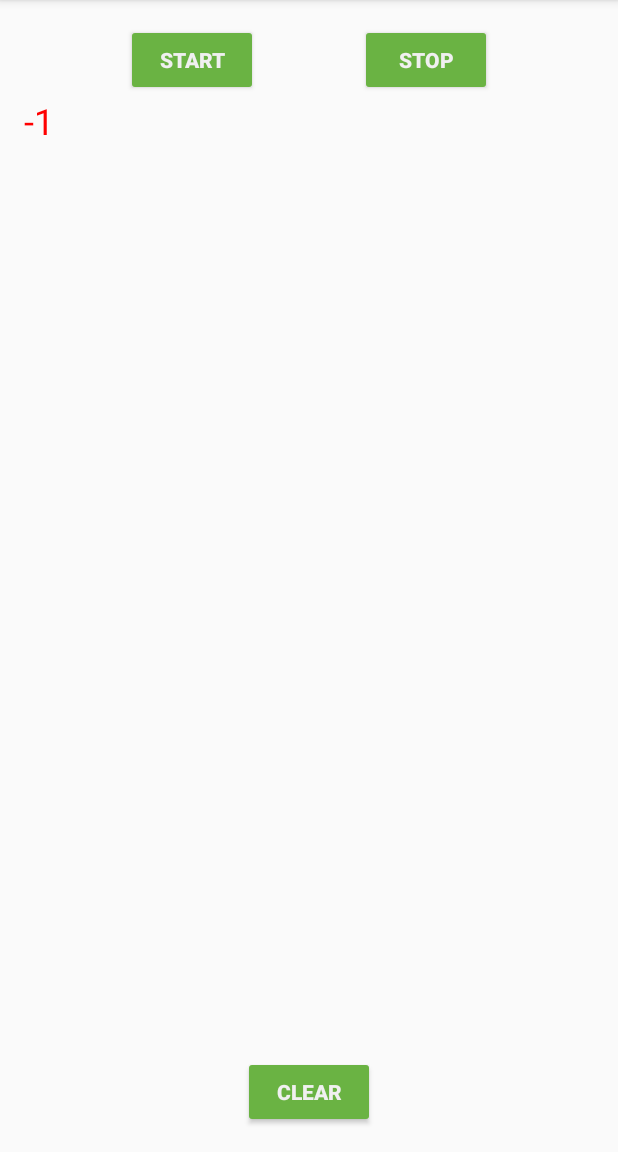
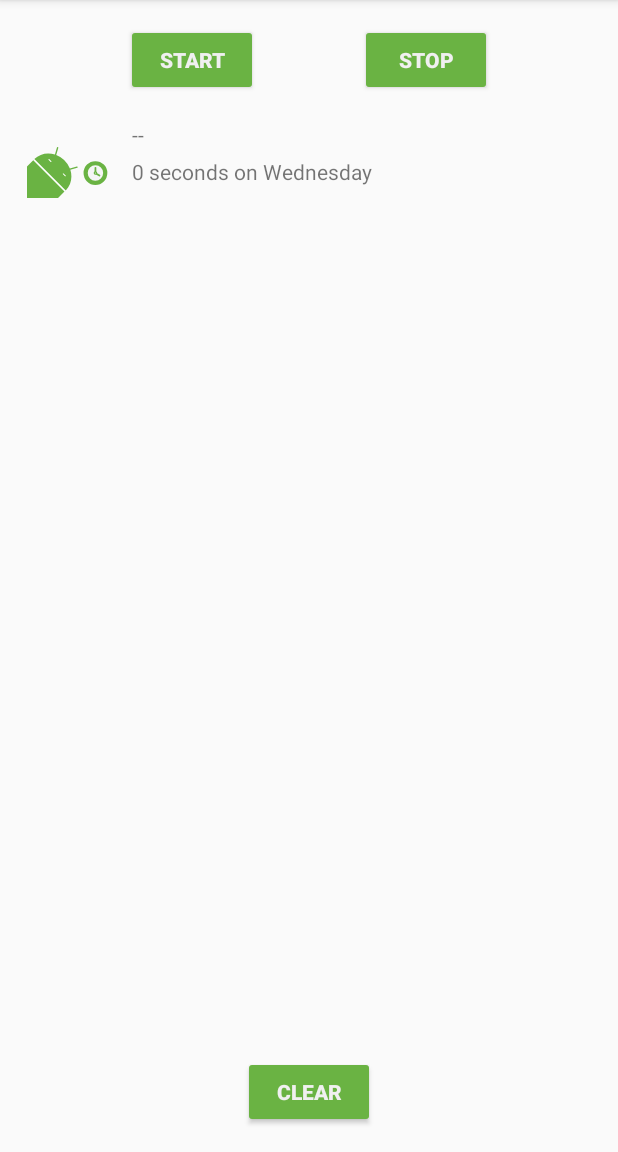
Before and after one commit to lucas-militao/SleepTrackerApp, an Android app: the screen it shows after launch (MainActivity), after a tap on "START", on a phone screen of 412 x 824 dp, the part 84-1236 px from its top. Run offline under Robolectric (Android 15) with nearby library versions, the phone set to English and light mode, and no system bars; our stand-ins replace Room's generated code, data binding; Roboto replaces fonts that are not available here; 3 statements that could not run were skipped.

Commit message:
implemented RecyclerView with a ViewHolder

```diff
--- a/app/src/main/java/com/example/android/trackmysleepquality/Util.kt
+++ b/app/src/main/java/com/example/android/trackmysleepquality/Util.kt
@@ -26,6 +26,8 @@ import androidx.core.text.HtmlCompat
 import androidx.recyclerview.widget.RecyclerView
 import com.example.android.trackmysleepquality.database.SleepNight
 import java.text.SimpleDateFormat
+import java.util.*
+import java.util.concurrent.TimeUnit
 
 /**
  * These functions create a formatted string that can be set in a TextView.
@@ -61,6 +63,45 @@ fun convertNumericQualityToString(quality: Int, resources: Resources): String {
 fun convertLongToDateString(systemTime: Long): String {
     return SimpleDateFormat("EEEE MMM-dd-yyyy' Time: 'HH:mm")
             .format(systemTime).toString()
+}
+
+/**
+ * These functions create a formatted string that can be set in a TextView.
+ */
+private val ONE_MINUTE_MILLIS = TimeUnit.MILLISECONDS.convert(1, TimeUnit.MINUTES)
+private val ONE_HOUR_MILLIS = TimeUnit.MILLISECONDS.convert(1, TimeUnit.HOURS)
+
+
+/**
+ * Convert a duration to a formatted string for display.
+ *
+ * Examples:
+ *
+ * 6 seconds on Wednesday
+ * 2 minutes on Monday
+ * 40 hours on Thursday
+ *
+ * @param startTimeMilli the start of the interval
+ * @param endTimeMilli the end of the interval
+ * @param res resources used to load formatted strings
+ */
+fun convertDurationToFormatted(startTimeMilli: Long, endTimeMilli: Long, res: Resources): String {
+    val durationMilli = endTimeMilli - startTimeMilli
+    val weekdayString = SimpleDateFormat("EEEE", Locale.getDefault()).format(startTimeMilli)
+    return when {
+        durationMilli < ONE_MINUTE_MILLIS -> {
+            val seconds = TimeUnit.SECONDS.convert(durationMilli, TimeUnit.MILLISECONDS)
+            res.getString(R.string.seconds_length, seconds, weekdayString)
+        }
+        durationMilli < ONE_HOUR_MILLIS -> {
+            val minutes = TimeUnit.MINUTES.convert(durationMilli, TimeUnit.MILLISECONDS)
+            res.getString(R.string.minutes_length, minutes, weekdayString)
+        }
+        else -> {
+            val hours = TimeUnit.HOURS.convert(durationMilli, TimeUnit.MILLISECONDS)
+            res.getString(R.string.hours_length, hours, weekdayString)
+        }
+    }
 }
 
 /**
--- a/app/src/main/java/com/example/android/trackmysleepquality/sleeptracker/SleepNightAdapter.kt
+++ b/app/src/main/java/com/example/android/trackmysleepquality/sleeptracker/SleepNightAdapter.kt
@@ -2,14 +2,24 @@ package com.example.android.trackmysleepquality.sleeptracker
 
 import android.graphics.Color
 import android.view.LayoutInflater
+import android.view.View
 import android.view.ViewGroup
+import android.widget.ImageView
 import android.widget.TextView
 import androidx.recyclerview.widget.RecyclerView
 import com.example.android.trackmysleepquality.R
 import com.example.android.trackmysleepquality.TextItemViewHolder
+import com.example.android.trackmysleepquality.convertDurationToFormatted
+import com.example.android.trackmysleepquality.convertNumericQualityToString
 import com.example.android.trackmysleepquality.database.SleepNight
 
-class SleepNightAdapter : RecyclerView.Adapter<TextItemViewHolder>(){
+class SleepNightAdapter: RecyclerView.Adapter<SleepNightAdapter.ViewHolder>() {
+
+    class ViewHolder(itemView: View): RecyclerView.ViewHolder(itemView) {
+        val sleepLenght: TextView = itemView.findViewById(R.id.sleep_lenght)
+        val quality: TextView = itemView.findViewById(R.id.quality_string)
+        val qualityImage: ImageView = itemView.findViewById(R.id.quality_image)
+    }
 
     var data = listOf<SleepNight>()
         set(value) {
@@ -17,22 +27,29 @@ class SleepNightAdapter : RecyclerView.Adapter<TextItemViewHolder>(){
             notifyDataSetChanged()
         }
 
-    override fun onCreateViewHolder(parent: ViewGroup, viewType: Int): TextItemViewHolder {
+    override fun onCreateViewHolder(parent: ViewGroup, viewType: Int): ViewHolder {
          val layout = LayoutInflater.from(parent.context)
-                 .inflate(R.layout.text_item_view, parent, false) as TextView
-        return TextItemViewHolder(layout)
+                 .inflate(R.layout.list_item_sleep_night, parent, false)
+        return ViewHolder(layout)
     }
 
     override fun getItemCount(): Int = data.size
 
-    override fun onBindViewHolder(holder: TextItemViewHolder, position: Int) {
+    override fun onBindViewHolder(holder: ViewHolder, position: Int) {
         val item = data[position]
-        holder.textView.text = item.sleepQuality.toString()
-        if (item.sleepQuality <= 1) {
-            holder.textView.setTextColor(Color.RED)
-        } else {
-            holder.textView.setTextColor(Color.BLACK)
-        }
+        val res = holder.itemView.context.resources
+        holder.sleepLenght.text = convertDurationToFormatted(item.startTimeMilli, item.endTimeMilli, res)
+        holder.quality.text = convertNumericQualityToString(item.sleepQuality, res)
+
+        holder.qualityImage.setImageResource(when (item.sleepQuality) {
+            0 -> R.drawable.ic_sleep_0
+            1 -> R.drawable.ic_sleep_1
+            2 -> R.drawable.ic_sleep_2
+            3 -> R.drawable.ic_sleep_3
+            4 -> R.drawable.ic_sleep_4
+            5 -> R.drawable.ic_sleep_5
+            else -> R.drawable.ic_sleep_active
+        })
     }
 
 }
--- /dev/null
+++ b/app/src/main/res/drawable/ic_sleep_active.xml
@@ -0,0 +1,77 @@
+<!--
+  ~ Copyright 2018, The Android Open Source Project
+  ~
+  ~ Licensed under the Apache License, Version 2.0 (the "License");
+  ~ you may not use this file except in compliance with the License.
+  ~ You may obtain a copy of the License at
+  ~
+  ~     http://www.apache.org/licenses/LICENSE-2.0
+  ~
+  ~ Unless required by applicable law or agreed to in writing, software
+  ~ distributed under the License is distributed on an "AS IS" BASIS,
+  ~ WITHOUT WARRANTIES OR CONDITIONS OF ANY KIND, either express or implied.
+  ~ See the License for the specific language governing permissions and
+  ~ limitations under the License.
+  -->
+
+<vector xmlns:android="http://schemas.android.com/apk/res/android"
+    android:width="108dp"
+    android:height="108dp"
+    android:viewportWidth="512"
+    android:viewportHeight="512">
+    <path
+        android:pathData="M35.58,297.76l6.18,-7.64l98.76,-8.5l100.14,101.33l-20,86.04l-7.5,6.29l-126.86,-7.63l-50.72,-169.89z"
+        android:fillColor="#fff"/>
+    <path
+        android:pathData="M389,302.51q-28.14,0 -47.68,19.54T321.8,369.73q0,28.15 19.55,48.08T389,437.74q28.14,0 48.08,-19.93T457,369.73q0,-28.14 -19.93,-47.68T389,302.51Z"
+        android:fillColor="#6ab343"/>
+    <path
+        android:pathData="M389.17,326.32a43.23,43.23 0,0 0,-43.55 43.55A42.84,42.84 0,0 0,358.28 401a41.6,41.6 0,0 0,30.89 12.92,44.09 44.09,0 0,0 44.05,-44.06A41.61,41.61 0,0 0,420.31 339,42.91 42.91,0 0,0 389.17,326.32Z"
+        android:fillColor="#f5f5f5"/>
+    <path
+        android:pathData="M389.4,363.79L389.4,340.35"
+        android:strokeLineJoin="round"
+        android:strokeWidth="10"
+        android:fillColor="#00000000"
+        android:strokeColor="#6ab343"
+        android:strokeLineCap="round"/>
+    <path
+        android:pathData="M394.5,373.69L412.12,384.46"
+        android:strokeLineJoin="round"
+        android:strokeWidth="10"
+        android:fillColor="#00000000"
+        android:strokeColor="#6ab343"
+        android:strokeLineCap="round"/>
+    <path
+        android:pathData="M389.39,363.79a6.25,6.25 0,0 0,-6.3 6.3,6.2 6.2,0 0,0 1.83,4.5 6,6 0,0 0,4.47 1.87,6.37 6.37,0 0,0 6.36,-6.37 6,6 0,0 0,-1.86 -4.47A6.21,6.21 0,0 0,389.39 363.79Z"
+        android:strokeWidth="7"
+        android:fillColor="#f5f5f5"
+        android:strokeColor="#6ab343"/>
+    <group>
+        <clip-path android:pathData="M584.94,0h512v512h-512z M 0,0"/>
+        <path
+            android:pathData="M448.55,437.05,709.34,697.84a8.72,8.72,0,0,0,12.32,0l325.45,-325.45a8.72,8.72,0,0,0,0,-12.32L778,91a18.84,18.84,0,0,0,-26.65,0L442,382.4l-2.36,5.16A44.07,44.07,0,0,0,448.55,437.05Z"
+            android:fillColor="#43a047"/>
+        <path
+            android:pathData="M440.25,415.17l275.52002,275.52l335.0,-334.99l-278.15002,-278.15002l-334.26,328.40002l1.8900146,9.220001z"
+            android:fillColor="#c0ca33"/>
+        <path
+            android:pathData="M544.72,137.12h393.36v473.76h-393.36z"
+            android:fillColor="#e6ee9c"/>
+        <path
+            android:pathData="M548.74,117.2H930.26a8.41,8.41,0,0,1,8.41,8.41V586.47a8.41,8.41,0,0,1,-8.41,8.41H548.74a18.19,18.19,0,0,1,-18.19,-18.19V135.4a18.19,18.19,0,0,1,18.19,-18.19Z"
+            android:fillColor="#6ab343"/>
+        <path
+            android:pathData="M601.64,-8.95h13.65v477.68h-13.65z"
+            android:fillColor="#43a047"/>
+        <path
+            android:pathData="M612.29,-1.71h6.82v477.68h-6.82z"
+            android:fillColor="#66bb6a"/>
+    </group>
+    <group>
+        <clip-path android:pathData="M0,0h512v512h-512z M 0,0"/>
+        <path
+            android:pathData="M246.59,351.91l39.17,-11.45a3.89,3.89,0,1,0,-2.17,-7.47L244,344.56a136.82,136.82,0,0,0,-77.69,-77.77l11.49,-39.53a3.89,3.89,0,1,0,-7.46,-2.19l-11.42,39.16c-41.3,-13.19,-86.47,-4.84,-117.17,25.89L220.66,469c30.72,-30.71,39,-75.78,25.93,-117.08m-211,-54.15L-93.27,426.67a29.94,29.94,0,0,0,0,42.38l14.43,14.43,-44,44a28.11,28.11,0,0,0,0,39.71,28.12,28.12,0,0,0,39.74,0l44,-44L-12.31,550l-44,44a28.1,28.1,0,0,0,0,39.71,28.1,28.1,0,0,0,39.74,0l44,-44,14.49,14.47a30,30,0,0,0,42.39,0l128.86,-128.9Zm180.59,90.92L203.59,376.1a1.71,1.71,0,0,1,0,-2.41l1.59,-1.59a1.71,1.71,0,0,1,2.41,0l12.58,12.58a1.71,1.71,0,0,1,0,2.41l-1.59,1.59A1.7,1.7,0,0,1,216.17,388.68Zm-81.43,-81.43,-12.58,-12.58a1.7,1.7,0,0,1,0,-2.4l1.59,-1.6a1.71,1.71,0,0,1,2.41,0l12.58,12.59a1.68,1.68,0,0,1,0,2.4l-1.59,1.59A1.7,1.7,0,0,1,134.74,307.25Zm-99.16,-9.49L-93.27,426.67a29.94,29.94,0,0,0,0,42.38l14.43,14.43,-44,44a28.11,28.11,0,0,0,0,39.71,28.12,28.12,0,0,0,39.74,0l44,-44L-12.31,550l-44,44a28.1,28.1,0,0,0,0,39.71,28.1,28.1,0,0,0,39.74,0l44,-44,14.49,14.47a30,30,0,0,0,42.39,0l128.86,-128.9Z"
+            android:fillColor="#6ab343"/>
+    </group>
+</vector>
--- /dev/null
+++ b/app/src/main/res/layout/list_item_sleep_night.xml
@@ -0,0 +1,44 @@
+<?xml version="1.0" encoding="utf-8"?>
+<androidx.constraintlayout.widget.ConstraintLayout xmlns:android="http://schemas.android.com/apk/res/android"
+    xmlns:app="http://schemas.android.com/apk/res-auto"
+    xmlns:tools="http://schemas.android.com/tools"
+    android:layout_width="match_parent"
+    android:layout_height="wrap_content">
+
+    <ImageView
+        android:id="@+id/quality_image"
+        android:layout_width="@dimen/icon_size"
+        android:layout_height="60dp"
+        android:layout_marginStart="16dp"
+        android:layout_marginTop="8dp"
+        android:layout_marginBottom="8dp"
+        app:layout_constraintBottom_toBottomOf="parent"
+        app:layout_constraintStart_toStartOf="parent"
+        app:layout_constraintTop_toTopOf="parent"
+        tools:srcCompat="@drawable/ic_sleep_5" />
+
+    <TextView
+        android:id="@+id/quality_string"
+        android:layout_width="0dp"
+        android:layout_height="wrap_content"
+        android:layout_marginStart="8dp"
+        android:layout_marginTop="8dp"
+        android:layout_marginEnd="8dp"
+        app:layout_constraintEnd_toEndOf="parent"
+        app:layout_constraintStart_toEndOf="@+id/quality_image"
+        app:layout_constraintTop_toTopOf="@+id/quality_image"
+        tools:text="Excellent!!" />
+
+    <TextView
+        android:id="@+id/sleep_lenght"
+        android:layout_width="0dp"
+        android:layout_height="wrap_content"
+        android:layout_marginStart="8dp"
+        android:layout_marginEnd="8dp"
+        android:layout_marginBottom="8dp"
+        app:layout_constraintBottom_toBottomOf="@+id/quality_image"
+        app:layout_constraintEnd_toEndOf="parent"
+        app:layout_constraintStart_toEndOf="@+id/quality_image"
+        tools:text="Wednesday" />
+
+</androidx.constraintlayout.widget.ConstraintLayout>
--- a/app/src/main/res/values/strings.xml
+++ b/app/src/main/res/values/strings.xml
@@ -52,5 +52,10 @@
 
     <!-- Toast to play after Clear button has been pressed -->
     <string name="cleared_message">All your data is gone forever.</string>
+    <string name="header_text">Sleep Results</string>
+    <string name="close">Close</string>
+    <string name="minutes_length">%d minutes on %s</string>
+    <string name="hours_length">%d hours on %s</string>
+    <string name="seconds_length">%d seconds on %s</string>
 
 </resources>
```
